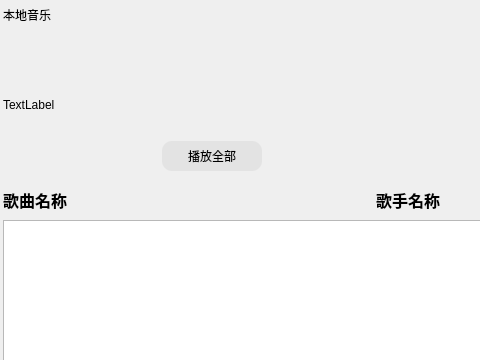
shilinnull/miniQQMusic, file myQQMusic/commonpage.ui: the form before one commit; both pictures show x 0 to 480 and y 0 to 360 of the 800 by 500 pixel window.
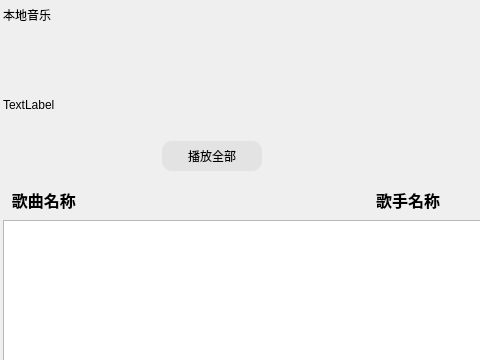
The form after the commit.

Patch:
```diff
--- a/myQQMusic/commonpage.ui
+++ b/myQQMusic/commonpage.ui
@@ -226,7 +226,7 @@
          </font>
         </property>
         <property name="text">
-         <string>歌曲名称</string>
+         <string>  歌曲名称</string>
         </property>
        </widget>
       </item>
```
